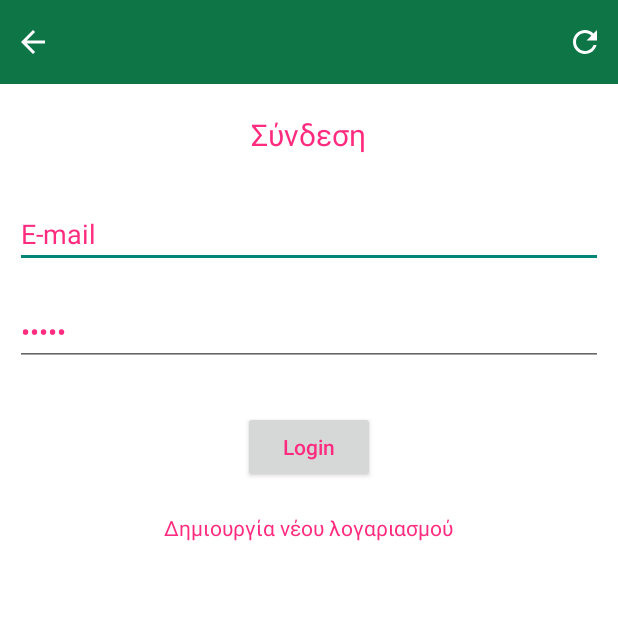
After one commit to MatGer/Thesis-project, an Android app: the LoginActivity screen opened directly, with no data from a screen before it, on a phone screen of 412 x 824 dp, the top half of it. The commit adds this screen. Run offline under Robolectric (Android 15) with nearby library versions, the phone set to English and light mode, and no system bars; our stand-ins replace Firebase (no records; nobody signed in at launch, a user with empty details on screens opened directly).

Commit message:
Adding Profiles functionality
Connected to Firebase. Added Login, Register, Logout functionalities.

```diff
--- a/app/build.gradle
+++ b/app/build.gradle
@@ -1,5 +1,6 @@
 plugins {
     id 'com.android.application'
+    id 'com.google.gms.google-services'
 }
 
 android {
@@ -35,6 +36,7 @@ dependencies {
     implementation 'androidx.constraintlayout:constraintlayout:1.1.3'
     implementation 'androidx.navigation:navigation-fragment:2.2.2'
     implementation 'androidx.navigation:navigation-ui:2.2.2'
+    implementation 'com.google.firebase:firebase-auth:20.0.0'
     testImplementation 'junit:junit:4.+'
     androidTestImplementation 'androidx.test.ext:junit:1.1.2'
     androidTestImplementation 'androidx.test.espresso:espresso-core:3.3.0'
--- /dev/null
+++ b/app/src/main/java/com/example/diplwmatikh/LoginActivity.java
@@ -0,0 +1,87 @@
+package com.example.diplwmatikh;
+
+import androidx.annotation.NonNull;
+import androidx.appcompat.app.AppCompatActivity;
+
+import android.content.Intent;
+import android.os.Bundle;
+import android.text.TextUtils;
+import android.view.View;
+import android.widget.Button;
+import android.widget.EditText;
+import android.widget.ProgressBar;
+import android.widget.TextView;
+import android.widget.Toast;
+
+import com.google.android.gms.tasks.OnCompleteListener;
+import com.google.android.gms.tasks.Task;
+import com.google.firebase.auth.AuthResult;
+import com.google.firebase.auth.FirebaseAuth;
+import com.google.firebase.auth.FirebaseUser;
+
+public class LoginActivity extends universal {
+    EditText login_email, login_password;
+    Button login_button;
+    TextView create_new_account_text_button;
+    FirebaseAuth fAuth;
+    ProgressBar prog;
+    @Override
+    protected void onCreate(Bundle savedInstanceState) {
+        super.onCreate(savedInstanceState);
+        setContentView(R.layout.activity_login);
+        runtime();
+
+        login_email=findViewById(R.id.edloginemail);
+        login_password=findViewById(R.id.edloginpassword);
+        login_button=findViewById(R.id.loginbutton);
+        create_new_account_text_button=findViewById(R.id.create_new_account_text);
+        prog=findViewById(R.id.progressbar_login);
+
+        login_button.setOnClickListener(new View.OnClickListener() {
+            @Override
+            public void onClick(View v) {
+                String lgemail=login_email.getText().toString().trim();
+                String lgpass=login_password.getText().toString().trim();
+
+                if(TextUtils.isEmpty(lgemail)){
+                    login_email.setError("Πρέπει να προσθέσετε Όνομα χρήστη");
+                    return;
+                }
+                if(TextUtils.isEmpty(lgpass)){
+                    login_password.setError("Πρέπει να προσθέσετε ένα E-mail");
+                    return;
+                }
+                prog.setVisibility(View.VISIBLE);
+                fAuth.signInWithEmailAndPassword(lgemail, lgpass)
+                        .addOnCompleteListener(new OnCompleteListener<AuthResult>() {
+                            @Override
+                            public void onComplete(@NonNull Task<AuthResult> task) {
+                                if(task.isSuccessful()){
+                                    Toast.makeText(LoginActivity.this, "Συνδεθήκατε με επιτυχία", Toast.LENGTH_SHORT).show();
+                                    FirebaseUser user = fAuth.getCurrentUser();
+                                    startActivity(new Intent(getApplicationContext(),Mainmenu.class));
+                                }else{
+                                    Toast.makeText(LoginActivity.this, "Error: "+ task.getException().getMessage(), Toast.LENGTH_SHORT).show();
+                                }
+                            }
+                        });
+            }
+        });
+
+        create_new_account_text_button.setOnClickListener(new View.OnClickListener() {
+            @Override
+            public void onClick(View v) {
+                startActivity(new Intent(getApplicationContext(),RegisterActivity.class));
+            }
+        });
+    }
+}
+
+
+/*
+ Logout code
+FirebaseAuth.getInstance().signOut();
+startActivity(new Intent(getApplicationContext(), LoginActivity.class));
+finish();
+
+*/
--- a/app/src/main/java/com/example/diplwmatikh/universal.java
+++ b/app/src/main/java/com/example/diplwmatikh/universal.java
@@ -17,18 +17,19 @@ import androidx.appcompat.app.AppCompatActivity;
 public class universal extends AppCompatActivity {
     Intent intent;
     AlertDialog.Builder builderreset, builderback, builderfinished, builderfinished_score;
+    View decorView;
+    int uiOptions = View.SYSTEM_UI_FLAG_LAYOUT_HIDE_NAVIGATION        //options to hide nav bar, status bar and further functionality
+            | View.SYSTEM_UI_FLAG_LAYOUT_FULLSCREEN
+            | View.SYSTEM_UI_FLAG_HIDE_NAVIGATION
+            | View.SYSTEM_UI_FLAG_FULLSCREEN
+            | View.SYSTEM_UI_FLAG_IMMERSIVE_STICKY;
     public void runtime(){
         getWindow().addFlags(WindowManager.LayoutParams.FLAG_KEEP_SCREEN_ON);//screen always on
-        View decorView = getWindow().getDecorView();
+        decorView = getWindow().getDecorView();
         // Hide both the navigation bar and the status bar.
         // SYSTEM_UI_FLAG_FULLSCREEN is only available on Android 4.1 and higher, but as
         // a general rule, you should design your app to hide the status bar whenever you
         // hide the navigation bar.
-        int uiOptions = View.SYSTEM_UI_FLAG_LAYOUT_HIDE_NAVIGATION        //options to hide nav bar, status bar and further functionality
-                | View.SYSTEM_UI_FLAG_LAYOUT_FULLSCREEN
-                | View.SYSTEM_UI_FLAG_HIDE_NAVIGATION
-                | View.SYSTEM_UI_FLAG_FULLSCREEN
-                | View.SYSTEM_UI_FLAG_IMMERSIVE_STICKY;
         decorView.setSystemUiVisibility(uiOptions);
 
         builderback = new AlertDialog.Builder(universal.this);
@@ -116,4 +117,9 @@ public class universal extends AppCompatActivity {
                     }
                 });
     }
+
+    public void onResume(){
+        super.onResume();
+        decorView.setSystemUiVisibility(uiOptions);
+    }
 }
--- /dev/null
+++ b/app/src/main/res/layout/activity_login.xml
@@ -0,0 +1,99 @@
+<?xml version="1.0" encoding="utf-8"?>
+<RelativeLayout
+    xmlns:android="http://schemas.android.com/apk/res/android"
+    xmlns:app="http://schemas.android.com/apk/res-auto"
+    xmlns:tools="http://schemas.android.com/tools"
+    android:layout_width="match_parent"
+    android:layout_height="match_parent"
+    tools:context=".Correct_wrong"
+    android:id="@+id/mainlayout"
+    android:background="@color/white">
+    <RelativeLayout
+        android:layout_width="match_parent"
+        android:layout_height="wrap_content">
+        <include layout="@layout/appbar"
+            android:id="@+id/toolbar"/>
+    </RelativeLayout>
+    <RelativeLayout
+        android:layout_width="match_parent"
+        android:layout_height="fill_parent"
+        android:layout_marginTop="?attr/actionBarSize">
+        <TextView
+            android:id="@+id/loginheader"
+            android:layout_width="wrap_content"
+            android:layout_height="wrap_content"
+            android:layout_centerHorizontal="true"
+            android:text="Σύνδεση"
+            android:textColor="@color/register_login"
+            android:textSize="20dp"
+            android:padding="10dp"
+            android:layout_margin="10dp"/>
+
+        <EditText
+            android:id="@+id/edloginemail"
+            android:layout_width="match_parent"
+            android:layout_height="wrap_content"
+            android:layout_centerHorizontal="true"
+            android:layout_marginStart="10dp"
+            android:layout_marginTop="10dp"
+            android:layout_marginEnd="10dp"
+            android:layout_marginBottom="10dp"
+            android:ems="10"
+            android:inputType="textPersonName"
+            android:text="E-mail"
+            android:textAllCaps="false"
+            android:textColor="@color/register_login"
+            android:textColorHighlight="@color/register_login"
+            android:textColorHint="@color/register_login"
+            android:textColorLink="@color/register_login"
+            android:layout_below="@id/loginheader"/>
+
+        <EditText
+            android:id="@+id/edloginpassword"
+            android:layout_width="match_parent"
+            android:layout_height="wrap_content"
+            android:layout_centerHorizontal="true"
+            android:layout_marginStart="10dp"
+            android:layout_marginTop="10dp"
+            android:layout_marginEnd="10dp"
+            android:layout_marginBottom="10dp"
+            android:ems="10"
+            android:inputType="textPassword"
+            android:text="Όνομα"
+            android:textAllCaps="false"
+            android:textColor="@color/register_login"
+            android:textColorHighlight="@color/register_login"
+            android:textColorHint="@color/register_login"
+            android:textColorLink="@color/register_login"
+            android:layout_below="@id/edloginemail"/>
+
+        <Button
+            android:id="@+id/loginbutton"
+            android:layout_width="wrap_content"
+            android:layout_height="wrap_content"
+            android:text="Login"
+            android:layout_margin="20dp"
+            android:textAllCaps="false"
+            android:layout_below="@id/edloginpassword"
+            android:layout_centerHorizontal="true"
+            android:textColor="@color/register_login"/>
+        <TextView
+            android:id="@+id/create_new_account_text"
+            android:layout_width="wrap_content"
+            android:layout_height="wrap_content"
+            android:text="Δημιουργία νέου λογαριασμού"
+            android:textColor="@color/register_login"
+            android:layout_below="@id/loginbutton"
+            android:layout_centerHorizontal="true"
+            android:clickable="true"/>
+
+        <ProgressBar
+            android:id="@+id/progressbar_login"
+            android:layout_width="wrap_content"
+            android:layout_height="wrap_content"
+            android:layout_centerHorizontal="true"
+            android:layout_alignParentBottom="true"
+            android:layout_marginBottom="50dp"
+            android:visibility="invisible"/>
+    </RelativeLayout>
+</RelativeLayout>
--- a/app/src/main/res/layout/activity_mainmenu.xml
+++ b/app/src/main/res/layout/activity_mainmenu.xml
@@ -238,9 +238,10 @@
                     android:weightSum="3"
                     android:orientation="vertical">
                     <Button
+                        android:id="@+id/logout_mainmenu_button"
                         android:layout_width="match_parent"
                         android:layout_height="match_parent"
-                        android:text="drag n drop"
+                        android:text="Log out"
                         android:textColor="@color/white"
                         android:background="@drawable/start_menu_button"
                         android:padding="15dp"
--- a/app/src/main/res/values/colors.xml
+++ b/app/src/main/res/values/colors.xml
@@ -14,5 +14,6 @@
     <color name="light_blue_A400">#FF00B0FF</color>
     <color name="black_overlay">#66000000</color>
     <color name="background">#0E7547</color>
+    <color name="register_login">#FF2B7F</color>
 
 </resources>
--- a/build.gradle
+++ b/build.gradle
@@ -6,6 +6,7 @@ buildscript {
     }
     dependencies {
         classpath "com.android.tools.build:gradle:4.1.0"
+        classpath 'com.google.gms:google-services:4.3.4'
 
         // NOTE: Do not place your application dependencies here; they belong
         // in the individual module build.gradle files
```
Also changed, not shown: app/src/main/AndroidManifest.xml (+10 -6 lines), app/src/main/java/com/example/diplwmatikh/Mainmenu.java (+15 -16 lines), app/src/main/java/com/example/diplwmatikh/RegisterActivity.java (added, +95 -0 lines), app/src/main/res/layout/activity_register.xml (added, +124 -0 lines), 1 other file.
